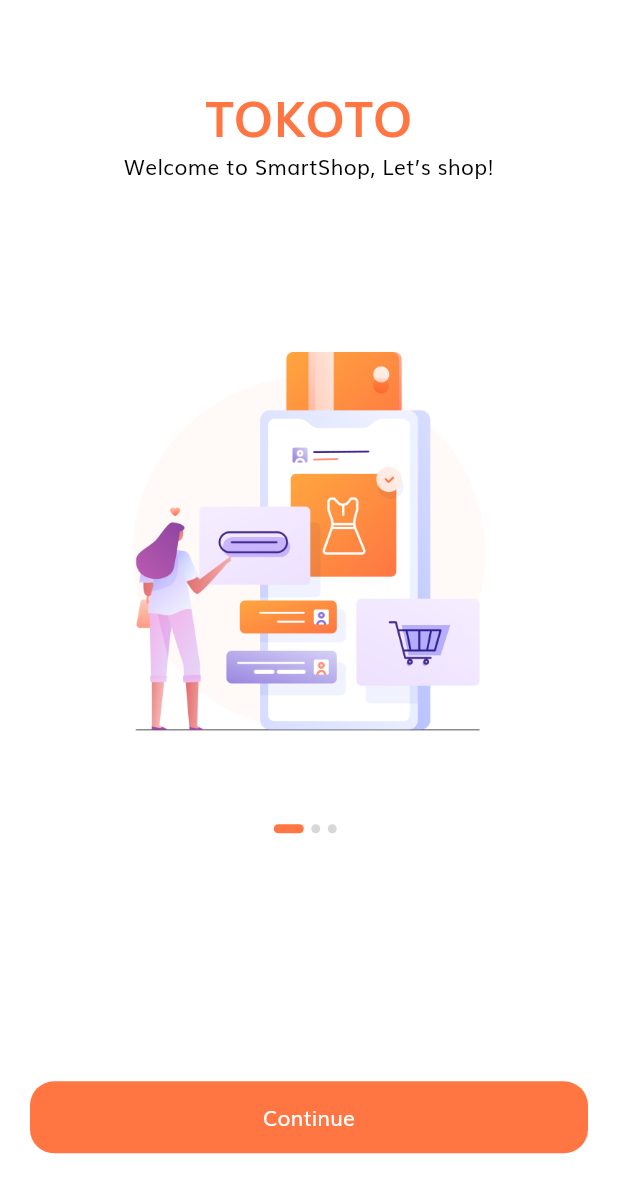
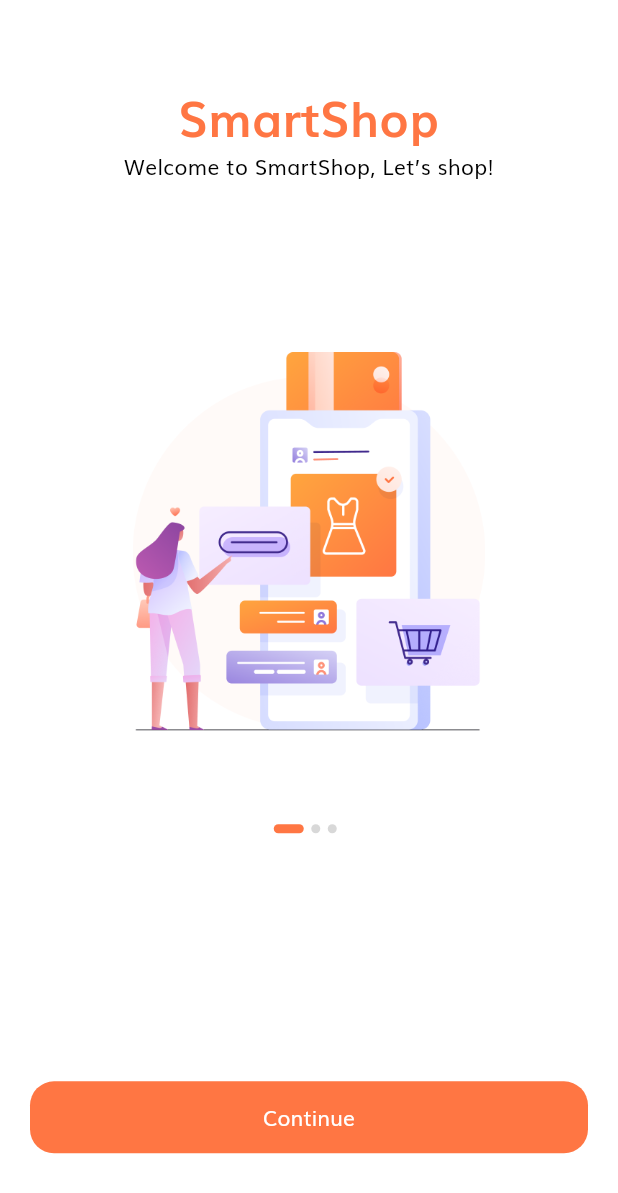
Before and after one commit to izmeera2000/SmartShop, a Flutter app: the screen it shows after launch, on a phone screen of 412 x 824 dp. Shown: the top 1193 px of the screen. Run offline on Flutter 3.47's test engine with Material 3 defaults, Android fonts, the light colour scheme and no system bars; our stand-ins replace cloud_firestore, firebase_auth, firebase_core, firebase_storage, flutter_svg, shared_preferences; missing offline and left inert: firebase_app_check; accounts and stored records are empty.

Commit message:
asd
asdasda

```diff
--- a/smartshopflutter/lib/screens/splash/components/splash_content.dart
+++ b/smartshopflutter/lib/screens/splash/components/splash_content.dart
@@ -21,7 +21,7 @@
       children: <Widget>[
         const Spacer(),
         const Text(
-          "TOKOTO",
+          "SmartShop",
           style: TextStyle(
             fontSize: 32,
             color: kPrimaryColor,
```
